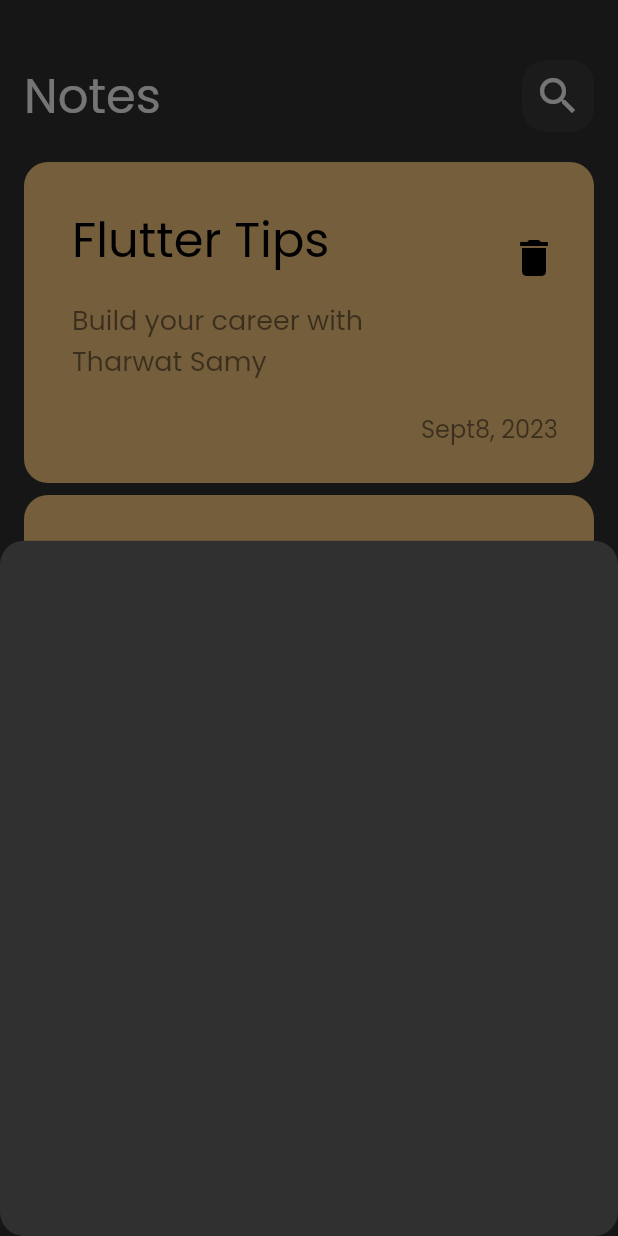
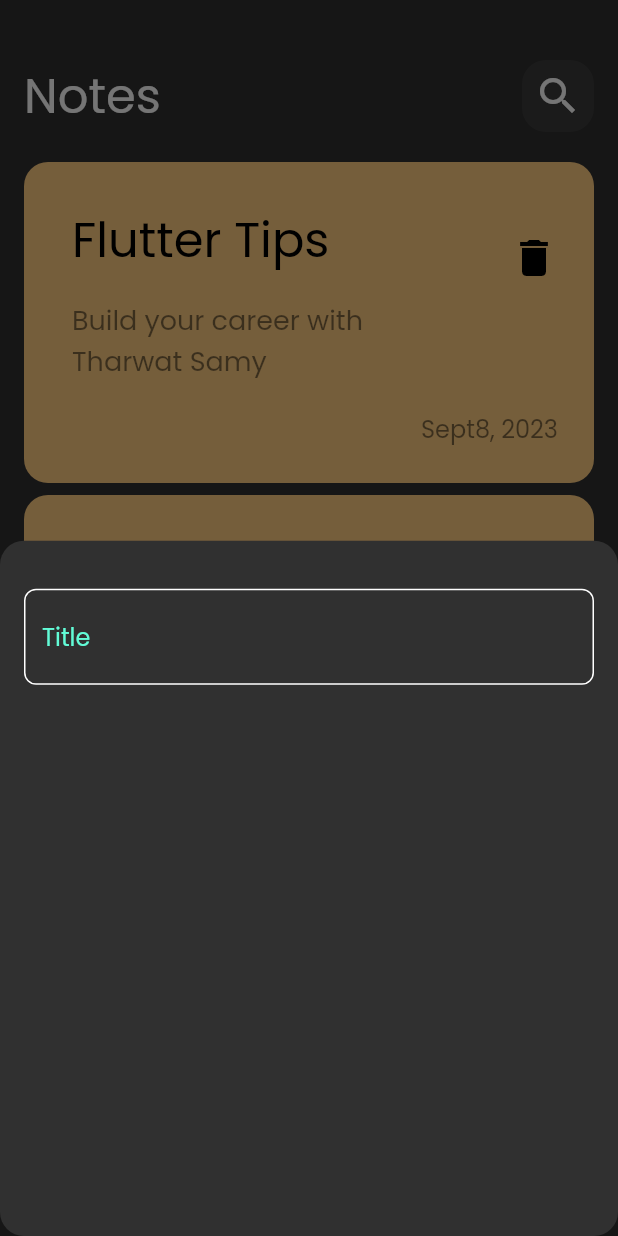
Before and after one commit to Fadysameh2020/notes_app, a Flutter app: the screen it shows after launch, after a tap on the "add" icon, on a phone screen of 412 x 824 dp. Run offline on Flutter 3.47's test engine with Material 2 defaults, Android fonts, the phone set to English and light mode, and no system bars.

Commit message:
create custom text field

```diff
--- /dev/null
+++ b/lib/constants.dart
@@ -0,0 +1,3 @@
+import 'package:flutter/material.dart';
+
+const kPrimaryColor = Color(0xff62FCD7);
--- a/lib/views/widgets/add_note_bottom_sheet.dart
+++ b/lib/views/widgets/add_note_bottom_sheet.dart
@@ -1,10 +1,19 @@
 import 'package:flutter/material.dart';
+import 'package:notes_app/views/widgets/custom_text_field.dart';
 
 class AddNoteBottomSheer extends StatelessWidget {
   const AddNoteBottomSheer({super.key});
 
   @override
   Widget build(BuildContext context) {
-    return Container();
+    return const Padding(
+      padding: EdgeInsets.symmetric(horizontal: 16),
+      child: Column(
+        children: [
+          SizedBox(height: 32),
+          CustomTextField(),
+        ],
+      ),
+    );
   }
 }
--- /dev/null
+++ b/lib/views/widgets/custom_text_field.dart
@@ -0,0 +1,30 @@
+import 'package:flutter/material.dart';
+import 'package:notes_app/constants.dart';
+
+class CustomTextField extends StatelessWidget {
+  const CustomTextField({super.key});
+
+  @override
+  Widget build(BuildContext context) {
+    return TextField(
+      cursorColor: kPrimaryColor,
+      decoration: InputDecoration(
+        hintText: 'Title',
+        hintStyle: const TextStyle(
+          color: kPrimaryColor,
+        ),
+        border: buildBorder(),
+        enabledBorder: buildBorder(),
+        focusedBorder: buildBorder(kPrimaryColor),
+      ),
+    );
+  }
+
+  OutlineInputBorder buildBorder([color]) {
+    return OutlineInputBorder(
+        borderRadius: BorderRadius.circular(8),
+        borderSide: BorderSide(
+          color: color ?? Colors.white,
+        ));
+  }
+}
```
